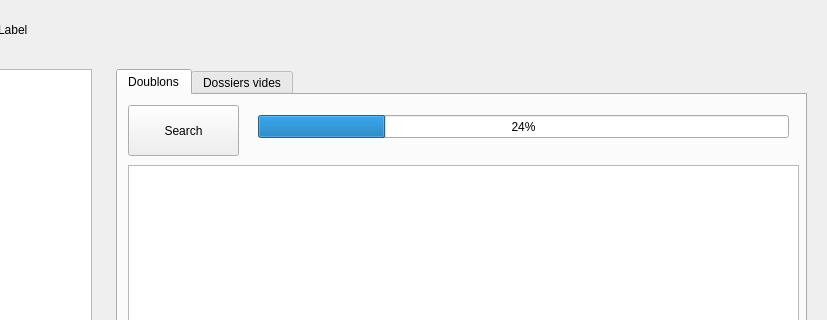
The window that org/orgview.ui (relefebvre/organizer) describes before a commit, drawn with Qt 5; both pictures show x 173 to 1000 and y 0 to 320 of the 1000 by 759 pixel window.
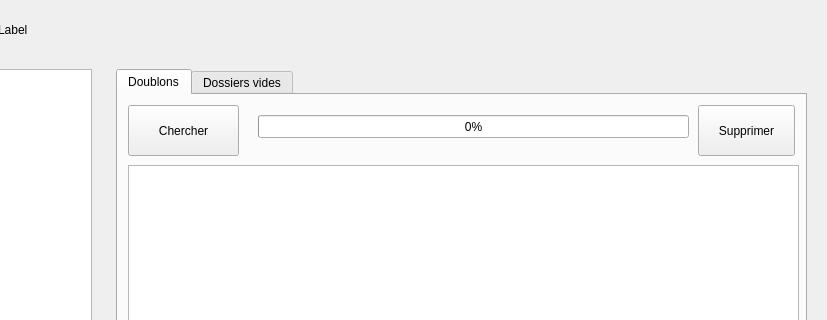
The same window after the commit.

What changed in the file:
```diff
--- a/org/orgview.ui
+++ b/org/orgview.ui
@@ -76,7 +76,7 @@
         </rect>
        </property>
        <property name="text">
-        <string>Search</string>
+        <string>Chercher</string>
        </property>
       </widget>
       <widget class="QTreeView" name="treeView">
@@ -106,12 +106,25 @@
         <rect>
          <x>140</x>
          <y>20</y>
-         <width>531</width>
+         <width>431</width>
          <height>23</height>
         </rect>
        </property>
        <property name="value">
-        <number>24</number>
+        <number>0</number>
+       </property>
+      </widget>
+      <widget class="QPushButton" name="deleteFile">
+       <property name="geometry">
+        <rect>
+         <x>580</x>
+         <y>10</y>
+         <width>97</width>
+         <height>51</height>
+        </rect>
+       </property>
+       <property name="text">
+        <string>Supprimer</string>
        </property>
       </widget>
      </widget>
```
Left out of the diff: 8 changed lines with no effect on the pictures.
